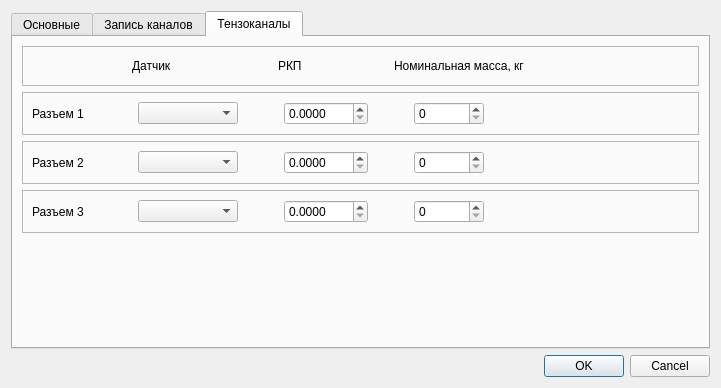
Before: the Qt Designer form drivers/devices/stabilan/stabilan01paramsdialog.ui in grigp/a-analyser, drawn with Qt 5.
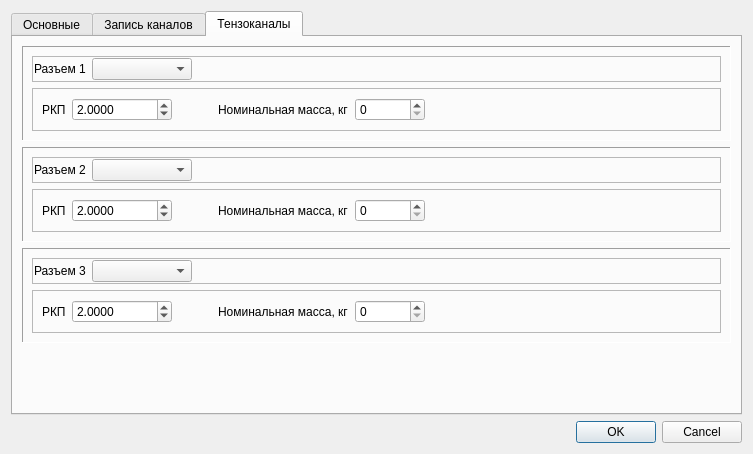
After: the same form once the commit is applied.

Commit message: Переделана форма настроек параметров тензоканалов в параметрах драйвера Стабилан-01

What changed in the file:
```diff
--- a/drivers/devices/stabilan/stabilan01paramsdialog.ui
+++ b/drivers/devices/stabilan/stabilan01paramsdialog.ui
@@ -6,8 +6,8 @@
    <rect>
     <x>0</x>
     <y>0</y>
-    <width>721</width>
-    <height>361</height>
+    <width>753</width>
+    <height>454</height>
    </rect>
   </property>
   <property name="maximumSize">
@@ -354,144 +354,47 @@
        <string>Тензоканалы</string>
       </attribute>
       <layout class="QVBoxLayout" name="verticalLayout_5">
-       <item>
-        <widget class="QFrame" name="frTensoTitle">
-         <property name="frameShape">
-          <enum>QFrame::StyledPanel</enum>
-         </property>
-         <property name="frameShadow">
-          <enum>QFrame::Raised</enum>
-         </property>
-         <layout class="QHBoxLayout" name="horizontalLayout_6">
-          <item>
-           <spacer name="horizontalSpacer_12">
-            <property name="orientation">
-             <enum>Qt::Horizontal</enum>
-            </property>
-            <property name="sizeType">
-             <enum>QSizePolicy::Fixed</enum>
-            </property>
-            <property name="sizeHint" stdset="0">
-             <size>
-              <width>100</width>
-              <height>20</height>
-             </size>
-            </property>
-           </spacer>
-          </item>
-          <item>
-           <widget class="QLabel" name="lblTensoKind">
-            <property name="sizePolicy">
-             <sizepolicy hsizetype="Preferred" vsizetype="Preferred">
-              <horstretch>0</horstretch>
-              <verstretch>0</verstretch>
-             </sizepolicy>
-            </property>
-            <property name="minimumSize">
-             <size>
-              <width>100</width>
-              <height>0</height>
-             </size>
-            </property>
-            <property name="text">
-             <string>Датчик</string>
-            </property>
-           </widget>
-          </item>
-          <item>
-           <spacer name="horizontalSpacer_13">
-            <property name="orientation">
-             <enum>Qt::Horizontal</enum>
-            </property>
-            <property name="sizeType">
-             <enum>QSizePolicy::Fixed</enum>
-            </property>
-            <property name="sizeHint" stdset="0">
-             <size>
-              <width>40</width>
-              <height>20</height>
-             </size>
-            </property>
-           </spacer>
-          </item>
-          <item>
-           <widget class="QLabel" name="lblTensoRKP">
-            <property name="minimumSize">
-             <size>
-              <width>70</width>
-              <height>0</height>
-             </size>
-            </property>
-            <property name="text">
-             <string>РКП</string>
-            </property>
-           </widget>
-          </item>
-          <item>
-           <spacer name="horizontalSpacer_14">
-            <property name="orientation">
-             <enum>Qt::Horizontal</enum>
-            </property>
-            <property name="sizeType">
-             <enum>QSizePolicy::Fixed</enum>
-            </property>
-            <property name="sizeHint" stdset="0">
-             <size>
-              <width>40</width>
-              <height>20</height>
-             </size>
-            </property>
-           </spacer>
-          </item>
-          <item>
-           <widget class="QLabel" name="lblTensoPn">
-            <property name="minimumSize">
-             <size>
-              <width>150</width>
-              <height>0</height>
-             </size>
-            </property>
-            <property name="text">
-             <string>Номинальная масса, кг</string>
-            </property>
-           </widget>
-          </item>
-          <item>
-           <spacer name="horizontalSpacer_15">
-            <property name="orientation">
-             <enum>Qt::Horizontal</enum>
-            </property>
-            <property name="sizeHint" stdset="0">
-             <size>
-              <width>40</width>
-              <height>20</height>
-             </size>
-            </property>
-           </spacer>
-          </item>
-         </layout>
-        </widget>
-       </item>
        <item>
         <widget class="QFrame" name="frTensoChan1">
          <property name="frameShape">
+          <enum>QFrame::Panel</enum>
+         </property>
+         <property name="frameShadow">
+          <enum>QFrame::Sunken</enum>
+         </property>
+         <layout class="QVBoxLayout" name="verticalLayout_6">
+          <item>
+           <widget class="QFrame" name="frTensoChan1Title">
+            <property name="frameShape">
           <enum>QFrame::StyledPanel</enum>
          </property>
          <property name="frameShadow">
           <enum>QFrame::Raised</enum>
          </property>
          <layout class="QHBoxLayout" name="horizontalLayout_3">
+             <property name="leftMargin">
+              <number>1</number>
+             </property>
+             <property name="topMargin">
+              <number>1</number>
+             </property>
+             <property name="rightMargin">
+              <number>1</number>
+             </property>
+             <property name="bottomMargin">
+              <number>1</number>
+             </property>
           <item>
            <widget class="QLabel" name="lblTensoChan1">
             <property name="sizePolicy">
-             <sizepolicy hsizetype="Fixed" vsizetype="Preferred">
+                <sizepolicy hsizetype="Preferred" vsizetype="Preferred">
               <horstretch>0</horstretch>
               <verstretch>0</verstretch>
              </sizepolicy>
             </property>
             <property name="minimumSize">
              <size>
-              <width>100</width>
+                 <width>0</width>
               <height>0</height>
              </size>
             </property>
@@ -516,44 +419,81 @@
             </property>
            </widget>
           </item>
-          <item>
-           <spacer name="horizontalSpacer_3">
-            <property name="orientation">
-             <enum>Qt::Horizontal</enum>
-            </property>
-            <property name="sizeType">
-             <enum>QSizePolicy::Fixed</enum>
-            </property>
-            <property name="sizeHint" stdset="0">
-             <size>
-              <width>40</width>
-              <height>20</height>
-             </size>
-            </property>
-           </spacer>
-          </item>
-          <item>
-           <widget class="QDoubleSpinBox" name="edRKP1">
-            <property name="minimumSize">
-             <size>
-              <width>70</width>
-              <height>0</height>
-             </size>
-            </property>
-            <property name="decimals">
-             <number>4</number>
-            </property>
-            <property name="maximum">
-             <double>9999.989999999999782</double>
-            </property>
-           </widget>
-          </item>
           <item>
            <spacer name="horizontalSpacer_4">
             <property name="orientation">
              <enum>Qt::Horizontal</enum>
             </property>
             <property name="sizeType">
+                <enum>QSizePolicy::Expanding</enum>
+               </property>
+               <property name="sizeHint" stdset="0">
+                <size>
+                 <width>40</width>
+                 <height>20</height>
+                </size>
+               </property>
+              </spacer>
+             </item>
+            </layout>
+           </widget>
+          </item>
+          <item>
+           <widget class="QFrame" name="frTensoChan1Params">
+            <property name="frameShape">
+             <enum>QFrame::StyledPanel</enum>
+            </property>
+            <property name="frameShadow">
+             <enum>QFrame::Raised</enum>
+            </property>
+            <layout class="QHBoxLayout" name="horizontalLayout_8">
+             <item>
+              <widget class="QLabel" name="lblTensoRKP1">
+               <property name="minimumSize">
+                <size>
+                 <width>0</width>
+                 <height>0</height>
+                </size>
+               </property>
+               <property name="text">
+                <string>РКП</string>
+               </property>
+              </widget>
+             </item>
+             <item>
+              <widget class="QDoubleSpinBox" name="edRKP1">
+               <property name="sizePolicy">
+                <sizepolicy hsizetype="Minimum" vsizetype="Fixed">
+                 <horstretch>0</horstretch>
+                 <verstretch>0</verstretch>
+                </sizepolicy>
+               </property>
+               <property name="minimumSize">
+                <size>
+                 <width>100</width>
+                 <height>0</height>
+                </size>
+               </property>
+               <property name="decimals">
+                <number>4</number>
+               </property>
+               <property name="maximum">
+                <double>9999.989999999999782</double>
+               </property>
+               <property name="singleStep">
+                <double>0.100000000000000</double>
+               </property>
+               <property name="value">
+                <double>2.000000000000000</double>
+               </property>
+              </widget>
+             </item>
+             <item>
+              <spacer name="horizontalSpacer_14">
+               <property name="orientation">
+                <enum>Qt::Horizontal</enum>
+               </property>
+               <property name="sizeType">
              <enum>QSizePolicy::Fixed</enum>
             </property>
             <property name="sizeHint" stdset="0">
@@ -564,6 +504,19 @@
             </property>
            </spacer>
           </item>
+             <item>
+              <widget class="QLabel" name="lblTensoPn1">
+               <property name="minimumSize">
+                <size>
+                 <width>0</width>
+                 <height>0</height>
+                </size>
+               </property>
+               <property name="text">
+                <string>Номинальная масса, кг</string>
+               </property>
+              </widget>
+             </item>
           <item>
            <widget class="QSpinBox" name="edPn1">
             <property name="minimumSize">
@@ -581,10 +534,13 @@
            </widget>
           </item>
           <item>
-           <spacer name="horizontalSpacer_5">
+              <spacer name="horizontalSpacer_13">
             <property name="orientation">
              <enum>Qt::Horizontal</enum>
             </property>
+               <property name="sizeType">
+                <enum>QSizePolicy::Expanding</enum>
+               </property>
             <property name="sizeHint" stdset="0">
              <size>
               <width>40</width>
@@ -592,6 +548,9 @@
              </size>
             </property>
            </spacer>
+             </item>
+            </layout>
+           </widget>
           </item>
          </layout>
         </widget>
@@ -599,12 +558,33 @@
        <item>
         <widget class="QFrame" name="frTensoChan2">
          <property name="frameShape">
+          <enum>QFrame::Panel</enum>
+         </property>
+         <property name="frameShadow">
+          <enum>QFrame::Sunken</enum>
+         </property>
+         <layout class="QVBoxLayout" name="verticalLayout_7">
+          <item>
+           <widget class="QFrame" name="frTensoChan2Title">
+            <property name="frameShape">
           <enum>QFrame::StyledPanel</enum>
          </property>
          <property name="frameShadow">
           <enum>QFrame::Raised</enum>
          </property>
          <layout class="QHBoxLayout" name="horizontalLayout_4">
+             <property name="leftMargin">
+              <number>1</number>
+             </property>
+             <property name="topMargin">
+              <number>1</number>
+             </property>
+             <property name="rightMargin">
+              <number>1</number>
+             </property>
+             <property name="bottomMargin">
+              <number>1</number>
+             </property>
           <item>
            <widget class="QLabel" name="lblTensoChan2">
             <property name="sizePolicy">
@@ -615,7 +595,7 @@
             </property>
             <property name="minimumSize">
              <size>
-              <width>100</width>
+                 <width>0</width>
               <height>0</height>
              </size>
             </property>
@@ -641,13 +621,10 @@
            </widget>
           </item>
           <item>
-           <spacer name="horizontalSpacer_6">
+              <spacer name="horizontalSpacer_3">
             <property name="orientation">
              <enum>Qt::Horizontal</enum>
             </property>
-            <property name="sizeType">
-             <enum>QSizePolicy::Fixed</enum>
-            </property>
             <property name="sizeHint" stdset="0">
              <size>
               <width>40</width>
@@ -655,12 +632,37 @@
              </size>
             </property>
            </spacer>
+             </item>
+            </layout>
+           </widget>
+          </item>
+          <item>
+           <widget class="QFrame" name="frTensoChan2Params">
+            <property name="frameShape">
+             <enum>QFrame::StyledPanel</enum>
+            </property>
+            <property name="frameShadow">
+             <enum>QFrame::Raised</enum>
+            </property>
+            <layout class="QHBoxLayout" name="horizontalLayout_6">
+             <item>
+              <widget class="QLabel" name="lblTensoRKP2">
+               <property name="minimumSize">
+                <size>
+                 <width>0</width>
+                 <height>0</height>
+                </size>
+               </property>
+               <property name="text">
+                <string>РКП</string>
+               </property>
+              </widget>
           </item>
           <item>
            <widget class="QDoubleSpinBox" name="edRKP2">
             <property name="minimumSize">
              <size>
-              <width>70</width>
+                 <width>100</width>
               <height>0</height>
              </size>
             </property>
@@ -670,10 +672,16 @@
             <property name="maximum">
              <double>9999.989999999999782</double>
             </property>
+               <property name="singleStep">
+                <double>0.100000000000000</double>
+               </property>
+               <property name="value">
+                <double>2.000000000000000</double>
+               </property>
            </widget>
           </item>
           <item>
-           <spacer name="horizontalSpacer_7">
+              <spacer name="horizontalSpacer_17">
             <property name="orientation">
              <enum>Qt::Horizontal</enum>
             </property>
@@ -688,6 +696,19 @@
             </property>
            </spacer>
           </item>
+             <item>
+              <widget class="QLabel" name="lblTensoPn2">
+               <property name="minimumSize">
+                <size>
+                 <width>0</width>
+                 <height>0</height>
+                </size>
+               </property>
+               <property name="text">
+                <string>Номинальная масса, кг</string>
+               </property>
+              </widget>
+             </item>
           <item>
            <widget class="QSpinBox" name="edPn2">
             <property name="minimumSize">
@@ -705,17 +726,23 @@
            </widget>
           </item>
           <item>
-           <spacer name="horizontalSpacer_8">
+              <spacer name="horizontalSpacer_15">
             <property name="orientation">
              <enum>Qt::Horizontal</enum>
             </property>
+               <property name="sizeType">
+                <enum>QSizePolicy::Expanding</enum>
+               </property>
             <property name="sizeHint" stdset="0">
              <size>
-              <width>40</width>
+                 <width>289</width>
               <height>20</height>
              </size>
             </property>
            </spacer>
+             </item>
+            </layout>
+           </widget>
           </item>
          </layout>
         </widget>
@@ -723,12 +750,33 @@
        <item>
         <widget class="QFrame" name="frTensoChan3">
          <property name="frameShape">
+          <enum>QFrame::Panel</enum>
+         </property>
+         <property name="frameShadow">
+          <enum>QFrame::Sunken</enum>
+         </property>
+         <layout class="QVBoxLayout" name="verticalLayout_8">
+          <item>
+           <widget class="QFrame" name="frTensoChan3Title">
+            <property name="frameShape">
           <enum>QFrame::StyledPanel</enum>
          </property>
          <property name="frameShadow">
           <enum>QFrame::Raised</enum>
          </property>
          <layout class="QHBoxLayout" name="horizontalLayout_5">
+             <property name="leftMargin">
+              <number>1</number>
+             </property>
+             <property name="topMargin">
+              <number>1</number>
+             </property>
+             <property name="rightMargin">
+              <number>1</number>
+             </property>
+             <property name="bottomMargin">
+              <number>1</number>
+             </property>
           <item>
            <widget class="QLabel" name="lblTensoChan3">
             <property name="sizePolicy">
@@ -739,7 +787,7 @@
             </property>
             <property name="minimumSize">
              <size>
-              <width>100</width>
+                 <width>0</width>
               <height>0</height>
              </size>
             </property>
@@ -765,13 +813,10 @@
            </widget>
           </item>
           <item>
-           <spacer name="horizontalSpacer_9">
+              <spacer name="horizontalSpacer_11">
             <property name="orientation">
              <enum>Qt::Horizontal</enum>
             </property>
-            <property name="sizeType">
-             <enum>QSizePolicy::Fixed</enum>
-            </property>
             <property name="sizeHint" stdset="0">
              <size>
               <width>40</width>
@@ -779,12 +824,37 @@
              </size>
             </property>
            </spacer>
+             </item>
+            </layout>
+           </widget>
+          </item>
+          <item>
+           <widget class="QFrame" name="frTensoChan3Params">
+            <property name="frameShape">
+             <enum>QFrame::StyledPanel</enum>
+            </property>
+            <property name="frameShadow">
+             <enum>QFrame::Raised</enum>
+            </property>
+            <layout class="QHBoxLayout" name="horizontalLayout_9">
+             <item>
+              <widget class="QLabel" name="lblTensoRKP3">
+               <property name="minimumSize">
+                <size>
+                 <width>0</width>
+                 <height>0</height>
+                </size>
+               </property>
+               <property name="text">
+                <string>РКП</string>
+               </property>
+              </widget>
           </item>
           <item>
            <widget class="QDoubleSpinBox" name="edRKP3">
             <property name="minimumSize">
              <size>
-              <width>70</width>
+                 <width>100</width>
               <height>0</height>
              </size>
             </property>
@@ -794,10 +864,16 @@
             <property name="maximum">
              <double>9999.989999999999782</double>
             </property>
+               <property name="singleStep">
+                <double>0.100000000000000</double>
+               </property>
+               <property name="value">
+                <double>2.000000000000000</double>
+               </property>
            </widget>
           </item>
           <item>
-           <spacer name="horizontalSpacer_10">
+              <spacer name="horizontalSpacer_19">
             <property name="orientation">
              <enum>Qt::Horizontal</enum>
             </property>
@@ -812,6 +888,19 @@
             </property>
            </spacer>
           </item>
+             <item>
+              <widget class="QLabel" name="lblTensoPn3">
+               <property name="minimumSize">
+                <size>
+                 <width>0</width>
+                 <height>0</height>
+                </size>
+               </property>
+               <property name="text">
+                <string>Номинальная масса, кг</string>
+               </property>
+              </widget>
+             </item>
           <item>
            <widget class="QSpinBox" name="edPn3">
             <property name="minimumSize">
@@ -829,17 +918,23 @@
            </widget>
           </item>
           <item>
-           <spacer name="horizontalSpacer_11">
+              <spacer name="horizontalSpacer_18">
             <property name="orientation">
              <enum>Qt::Horizontal</enum>
             </property>
+               <property name="sizeType">
+                <enum>QSizePolicy::Expanding</enum>
+               </property>
             <property name="sizeHint" stdset="0">
              <size>
-              <width>40</width>
+                 <width>289</width>
               <height>20</height>
              </size>
             </property>
            </spacer>
+             </item>
+            </layout>
+           </widget>
           </item>
          </layout>
         </widget>
```
Lines whose indentation alone changed are shown as unchanged.
